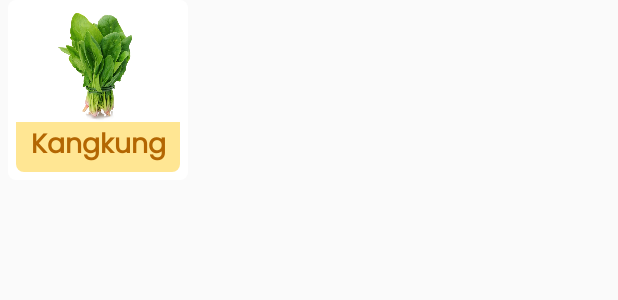
After one commit to Karizu/kebon-mobile, an Android app: the layout item_pilih_tanaman.xml on its own in the app's theme, with its tools: preview values and no code run, on a phone screen of 412 x 824 dp. The commit adds this screen. Shown: the top 300 px of the screen. Run offline under Robolectric (Android 15) with nearby library versions, the phone set to English and light mode, and no system bars.

Commit message:
Update Screen Pilih Tanaman

```diff
--- /dev/null
+++ b/app/src/main/res/drawable/bg_outer_text_plant.xml
@@ -0,0 +1,6 @@
+<?xml version="1.0" encoding="utf-8"?>
+<shape android:shape="rectangle"
+    xmlns:android="http://schemas.android.com/apk/res/android">
+    <solid android:color="#FFE693"/>
+    <stroke android:color="#704D20" android:width="2dp"/>
+</shape>
--- /dev/null
+++ b/app/src/main/res/drawable/bg_round_bottom_right_left_bro.xml
@@ -0,0 +1,10 @@
+<?xml version="1.0" encoding="utf-8"?>
+<shape android:shape="rectangle"
+    xmlns:android="http://schemas.android.com/apk/res/android">
+
+    <corners android:bottomRightRadius="5dp"
+        android:bottomLeftRadius="5dp"/>
+
+    <solid android:color="#FFE693"/>
+
+</shape>
--- /dev/null
+++ b/app/src/main/res/drawable/bg_solid_pilih_tanaman.xml
@@ -0,0 +1,8 @@
+<?xml version="1.0" encoding="utf-8"?>
+<shape android:shape="rectangle"
+    xmlns:android="http://schemas.android.com/apk/res/android">
+
+    <solid android:color="@color/White"/>
+    <corners android:radius="5dp"/>
+
+</shape>
--- /dev/null
+++ b/app/src/main/res/drawable/ic_baseline_keyboard_arrow_down_bro_24.xml
@@ -0,0 +1,5 @@
+<vector android:height="24dp" android:tint="#A77730"
+    android:viewportHeight="24" android:viewportWidth="24"
+    android:width="24dp" xmlns:android="http://schemas.android.com/apk/res/android">
+    <path android:fillColor="@android:color/white" android:pathData="M7.41,8.59L12,13.17l4.59,-4.58L18,10l-6,6 -6,-6 1.41,-1.41z"/>
+</vector>
--- /dev/null
+++ b/app/src/main/res/layout/item_pilih_tanaman.xml
@@ -0,0 +1,41 @@
+<?xml version="1.0" encoding="utf-8"?>
+<FrameLayout xmlns:android="http://schemas.android.com/apk/res/android"
+    android:id="@+id/frame_item"
+    android:layout_width="120dp"
+    android:layout_height="120dp"
+    android:layout_marginStart="5dp"
+    android:layout_marginEnd="13dp"
+    android:layout_marginBottom="20dp"
+    xmlns:app="http://schemas.android.com/apk/res-auto"
+    android:background="@drawable/bg_solid_pilih_tanaman">
+
+    <LinearLayout
+        android:layout_width="match_parent"
+        android:layout_height="match_parent"
+        android:orientation="vertical">
+
+        <ImageView
+            android:id="@+id/img_plant"
+            android:layout_width="match_parent"
+            android:layout_height="74dp"
+            android:src="@drawable/img_plant"
+            android:layout_marginTop="7dp"/>
+
+        <TextView
+            android:id="@+id/tv_plant_name"
+            android:layout_width="match_parent"
+            android:layout_height="match_parent"
+            android:layout_marginStart="5dp"
+            android:layout_marginEnd="5dp"
+            android:layout_marginBottom="5dp"
+            android:background="@drawable/bg_round_bottom_right_left_bro"
+            android:gravity="center"
+            android:text="Kangkung"
+            android:textSize="18sp"
+            android:textColor="@color/colorTextBroLight"
+            android:textStyle="bold"
+            android:fontFamily="@font/poppins_regular"/>
+
+    </LinearLayout>
+
+</FrameLayout>
```
Also changed, not shown: app/src/main/java/com/selada/kebonmobile/presentation/home/tanam/PilihMetodeActivity.java (+10 -1 lines), app/src/main/java/com/selada/kebonmobile/presentation/home/tanam/PilihTanamanActivity.java (+23 -0 lines), app/src/main/java/com/selada/kebonmobile/presentation/home/tanam/PilihTanamanAdapter.java (added, +75 -0 lines), app/src/main/res/drawable/bg_filter_tanaman.xml (added, +10 -0 lines), app/src/main/res/drawable/bg_outer_pilih_tanaman.xml (added, +9 -0 lines), app/src/main/res/drawable/img_plant.png (added).
